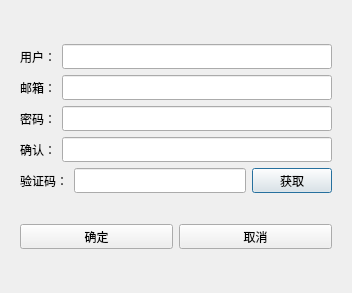
First picture: the form in registerdialog.ui, repository long-xinghua/myChat, before the edit.
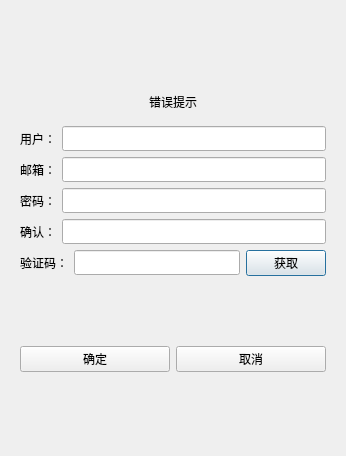
Second picture: the form after the edit.

Patch:
```diff
--- a/registerdialog.ui
+++ b/registerdialog.ui
@@ -6,8 +6,8 @@
    <rect>
     <x>0</x>
     <y>0</y>
-    <width>352</width>
-    <height>293</height>
+    <width>346</width>
+    <height>456</height>
    </rect>
   </property>
   <property name="windowTitle">
@@ -45,6 +45,22 @@
            </property>
           </spacer>
          </item>
+         <item>
+          <widget class="QWidget" name="widget" native="true">
+           <layout class="QHBoxLayout" name="horizontalLayout_7">
+            <item>
+             <widget class="QLabel" name="errLabel">
+              <property name="text">
+               <string>错误提示</string>
+              </property>
+              <property name="alignment">
+               <set>Qt::AlignCenter</set>
+              </property>
+             </widget>
+            </item>
+           </layout>
+          </widget>
+         </item>
          <item>
           <layout class="QHBoxLayout" name="horizontalLayout">
            <item>
```
